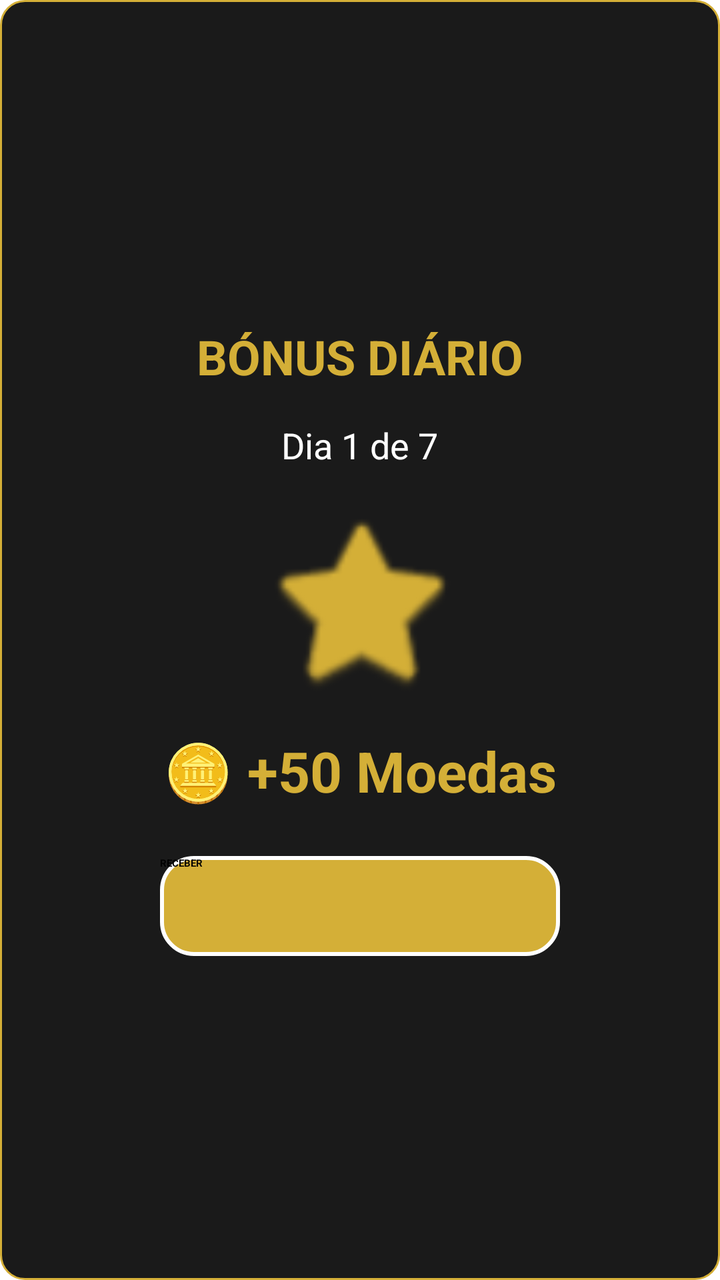
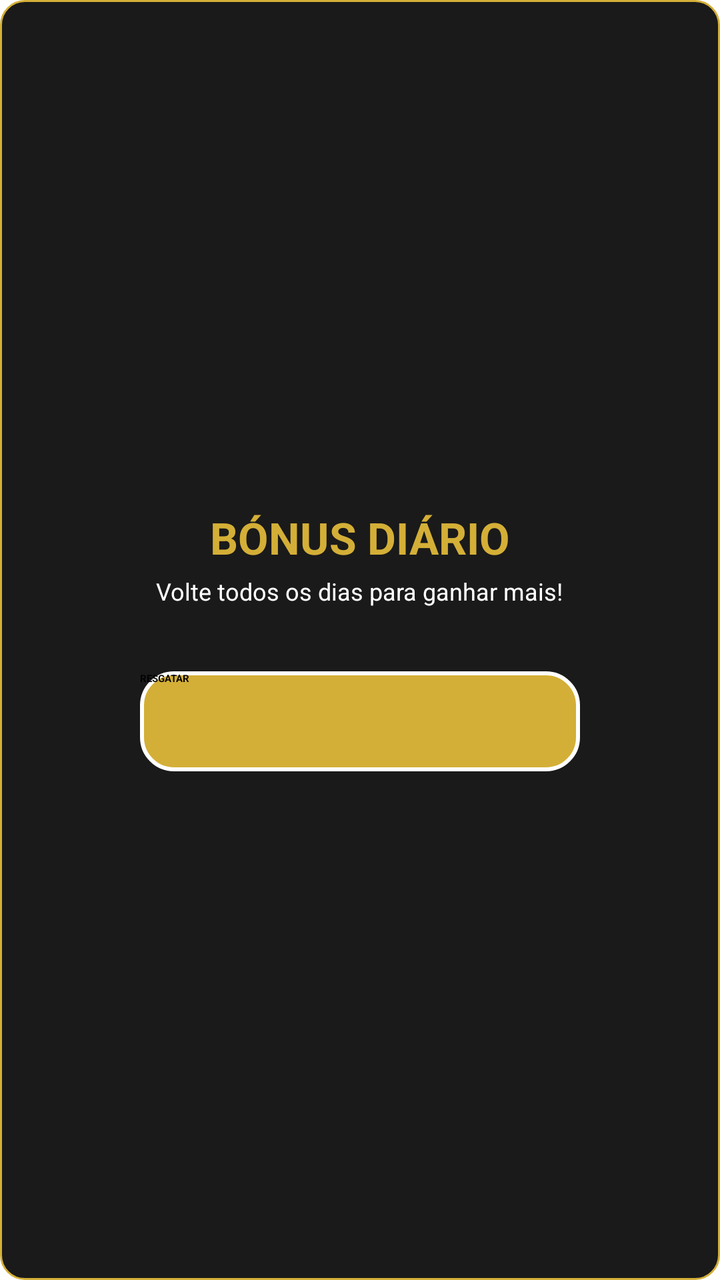

Two renders of the same Android screen: before a commit and after it. Below are the layout's source before the change and the commit's diff.
<!-- AndroidManifest.xml: application theme Theme.Sonino.Splash -->
<!-- res/layout/activity_daily_reward.xml -->
<?xml version="1.0" encoding="utf-8"?>
<LinearLayout xmlns:android="http://schemas.android.com/apk/res/android"
    android:layout_width="match_parent"
    android:layout_height="wrap_content"
    android:background="@drawable/btn_escuro"
    android:orientation="vertical"
    android:padding="24dp"
    android:gravity="center">

    <TextView
        android:layout_width="wrap_content"
        android:layout_height="wrap_content"
        android:text="BÓNUS DIÁRIO"
        android:textColor="@color/dourado"
        android:textSize="24sp"
        android:textStyle="bold"
        android:layout_marginBottom="16dp"/>

    <TextView
        android:id="@+id/txtDiaBonus"
        android:layout_width="wrap_content"
        android:layout_height="wrap_content"
        android:text="Dia 1 de 7"
        android:textColor="@color/branco"
        android:textSize="18sp" />

    <ImageView
        android:layout_width="100dp"
        android:layout_height="100dp"
        android:src="@android:drawable/btn_star_big_on"
        android:tint="@color/dourado"
        android:layout_marginVertical="16dp"/>

    <TextView
        android:id="@+id/txtValorBonus"
        android:layout_width="wrap_content"
        android:layout_height="wrap_content"
        android:text="🪙 +50 Moedas"
        android:textColor="@color/dourado"
        android:textSize="28sp"
        android:textStyle="bold"
        android:layout_marginBottom="24dp"/>

    <Button
        android:id="@+id/btnReceberBonus"
        android:layout_width="200dp"
        android:layout_height="50dp"
        android:background="@drawable/btn_dourado"
        android:text="RECEBER"
        android:textColor="#000000"
        android:textStyle="bold" />

</LinearLayout>
<!-- resources referenced by this layout -->
<resources>
  <color name="branco">#FFFFFF</color>
  <color name="dourado">#D4AF37</color>
  <!-- drawable btn_dourado (drawable) -->
  <?xml version="1.0" encoding="utf-8"?>
  <shape xmlns:android="http://schemas.android.com/apk/res/android">
      <solid android:color="@color/dourado" />
      <corners android:radius="16dp" />
      <stroke android:width="2dp" android:color="#FFFFFF" />
  </shape>
  <!-- drawable btn_escuro (drawable) -->
  <?xml version="1.0" encoding="utf-8"?>
  <shape xmlns:android="http://schemas.android.com/apk/res/android">
      <solid android:color="@color/preto_fundo" />
      <corners android:radius="12dp" />
      <stroke android:width="1dp" android:color="@color/dourado" />
  </shape>
  <style name="Theme.Sonino.Splash" parent="Theme.SplashScreen">
          <item name="windowSplashScreenBackground">@color/verde_mesa</item>
          <item name="windowSplashScreenAnimatedIcon">@drawable/icone</item>
          <item name="postSplashScreenTheme">@style/Theme.Sonino</item>
      </style>
  <color name="preto_fundo">#1A1A1A</color>
  <color name="verde_mesa">#063B1E</color>
  <style name="Theme.Sonino" parent="Theme.AppCompat.Light.NoActionBar">
          <item name="colorPrimary">#0B5E30</item>
          <item name="colorPrimaryDark">#0B5E30</item>
          <item name="colorAccent">#D4AF37</item>
      </style>
</resources>

<!-- the commit's change to res/layout/activity_daily_reward.xml (unified diff, before → after) -->
@@ -4,7 +4,7 @@
     android:layout_height="wrap_content"
     android:background="@drawable/btn_escuro"
     android:orientation="vertical"
-    android:padding="24dp"
+    android:padding="16dp"
     android:gravity="center">
 
     <TextView
@@ -12,41 +12,39 @@
         android:layout_height="wrap_content"
         android:text="BÓNUS DIÁRIO"
         android:textColor="@color/dourado"
-        android:textSize="24sp"
+        android:textSize="22sp"
         android:textStyle="bold"
+        android:layout_marginBottom="4dp"/>
+
+    <TextView
+        android:id="@+id/txtStatusBonus"
+        android:layout_width="wrap_content"
+        android:layout_height="wrap_content"
+        android:text="Volte todos os dias para ganhar mais!"
+        android:textColor="@color/branco"
+        android:textSize="12sp"
         android:layout_marginBottom="16dp"/>
 
-    <TextView
-        android:id="@+id/txtDiaBonus"
-        android:layout_width="wrap_content"
+    
+    <HorizontalScrollView
+        android:layout_width="match_parent"
         android:layout_height="wrap_content"
-        android:text="Dia 1 de 7"
-        android:textColor="@color/branco"
-        android:textSize="18sp" />
+        android:scrollbars="none">
 
-    <ImageView
-        android:layout_width="100dp"
-        android:layout_height="100dp"
-        android:src="@android:drawable/btn_star_big_on"
-        android:tint="@color/dourado"
-        android:layout_marginVertical="16dp"/>
-
-    <TextView
-        android:id="@+id/txtValorBonus"
-        android:layout_width="wrap_content"
-        android:layout_height="wrap_content"
-        android:text="🪙 +50 Moedas"
-        android:textColor="@color/dourado"
-        android:textSize="28sp"
-        android:textStyle="bold"
-        android:layout_marginBottom="24dp"/>
+        <LinearLayout
+            android:id="@+id/layoutDias"
+            android:layout_width="wrap_content"
+            android:layout_height="wrap_content"
+            android:orientation="horizontal" />
+    </HorizontalScrollView>
 
     <Button
         android:id="@+id/btnReceberBonus"
-        android:layout_width="200dp"
+        android:layout_width="220dp"
         android:layout_height="50dp"
+        android:layout_marginTop="16dp"
         android:background="@drawable/btn_dourado"
-        android:text="RECEBER"
+        android:text="RESGATAR"
         android:textColor="#000000"
         android:textStyle="bold" />
 
